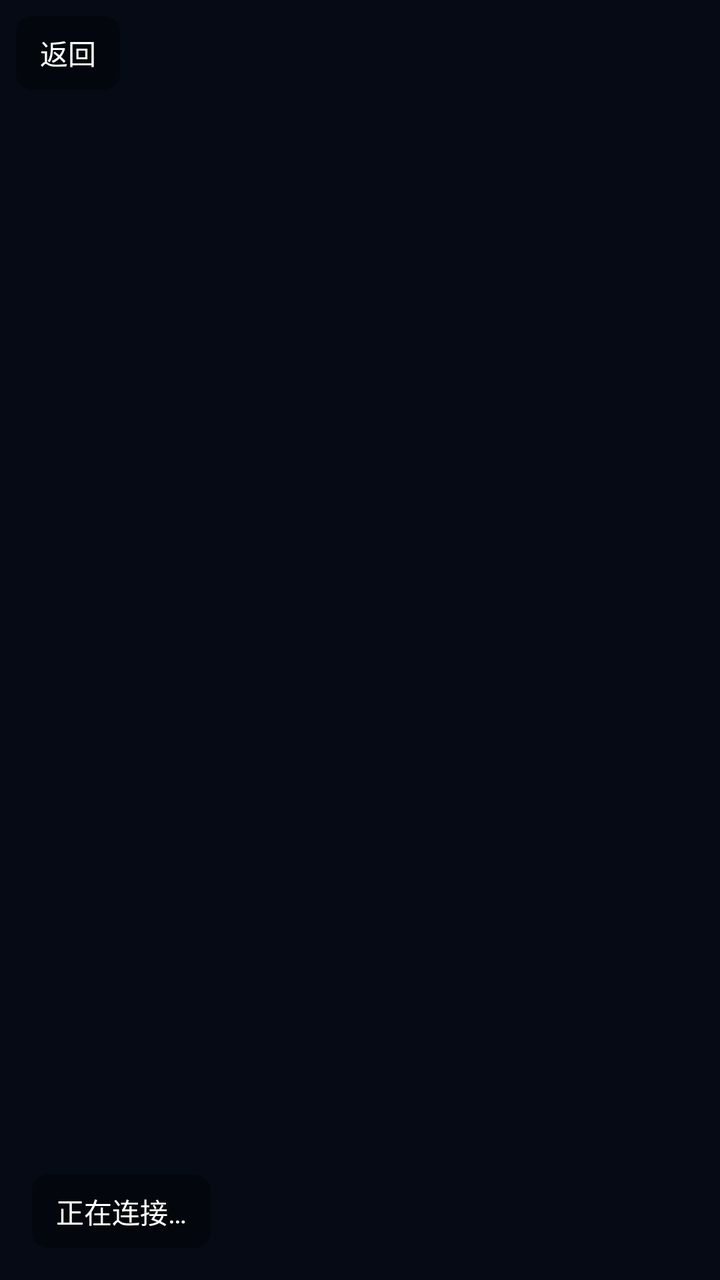
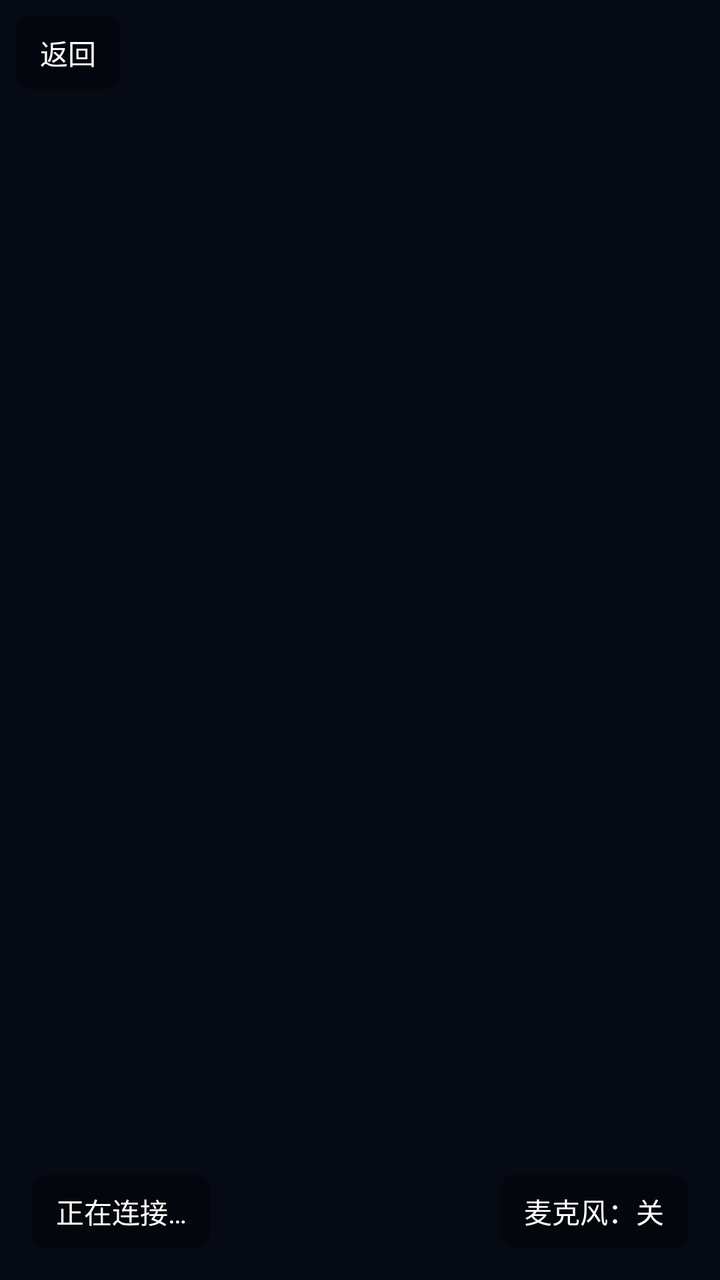

Screens rendered from an Android XML layout before and after an edit, with the pre-edit source and the edit as a unified diff.
<!-- AndroidManifest.xml: application theme Theme.RPiMqtt -->
<!-- res/layout/activity_player.xml -->
<?xml version="1.0" encoding="utf-8"?>
<androidx.constraintlayout.widget.ConstraintLayout xmlns:android="http://schemas.android.com/apk/res/android"
    xmlns:app="http://schemas.android.com/apk/res-auto"
    android:layout_width="match_parent"
    android:layout_height="match_parent"
    android:background="@color/screen_bg_top">

    <org.webrtc.SurfaceViewRenderer
        android:id="@+id/remoteRenderer"
        android:layout_width="0dp"
        android:layout_height="0dp"
        app:layout_constraintDimensionRatio="4:3"
        app:layout_constraintBottom_toBottomOf="parent"
        app:layout_constraintEnd_toEndOf="parent"
        app:layout_constraintStart_toStartOf="parent"
        app:layout_constraintTop_toTopOf="parent" />

    <View
        android:id="@+id/firstFrameMask"
        android:layout_width="0dp"
        android:layout_height="0dp"
        android:background="@color/screen_bg_top"
        app:layout_constraintBottom_toBottomOf="parent"
        app:layout_constraintEnd_toEndOf="parent"
        app:layout_constraintStart_toStartOf="parent"
        app:layout_constraintTop_toTopOf="parent" />

    
    <TextView
        android:id="@+id/backButton"
        android:layout_width="wrap_content"
        android:layout_height="wrap_content"
        android:layout_margin="8dp"
        android:background="@drawable/bg_overlay_scrim"
        android:gravity="center"
        android:paddingHorizontal="12dp"
        android:paddingVertical="8dp"
        android:text="@string/back"
        android:textColor="@color/white"
        android:textSize="14sp"
        app:layout_constraintStart_toStartOf="parent"
        app:layout_constraintTop_toTopOf="parent" />

    
    <Spinner
        android:id="@+id/spinnerCamera"
        android:layout_width="wrap_content"
        android:layout_height="wrap_content"
        android:layout_margin="8dp"
        android:background="@drawable/bg_overlay_scrim"
        android:paddingHorizontal="12dp"
        android:paddingVertical="8dp"
        android:popupBackground="@drawable/bg_popup_dark"
        android:dropDownVerticalOffset="6dp"
        app:layout_constraintEnd_toEndOf="parent"
        app:layout_constraintTop_toTopOf="parent" />

    
    <TextView
        android:id="@+id/statusText"
        android:layout_width="wrap_content"
        android:layout_height="wrap_content"
        android:layout_margin="16dp"
        android:background="@drawable/bg_overlay_scrim"
        android:gravity="center"
        android:paddingHorizontal="12dp"
        android:paddingVertical="8dp"
        android:text="正在连接…"
        android:textColor="@color/white"
        android:textSize="14sp"
        app:layout_constraintBottom_toBottomOf="parent"
        app:layout_constraintStart_toStartOf="parent" />

</androidx.constraintlayout.widget.ConstraintLayout>
<!-- resources referenced by this layout -->
<resources>
  <color name="screen_bg_top">#050A14</color>
  <color name="white">#FFFFFFFF</color>
  <!-- drawable bg_overlay_scrim (drawable) -->
  <?xml version="1.0" encoding="utf-8"?>
  <shape xmlns:android="http://schemas.android.com/apk/res/android"
      android:shape="rectangle">
      <solid android:color="#66000000" />
      <corners android:radius="8dp" />
  </shape>
  <!-- drawable bg_popup_dark (drawable) -->
  <?xml version="1.0" encoding="utf-8"?>
  <shape xmlns:android="http://schemas.android.com/apk/res/android"
      android:shape="rectangle">
      <solid android:color="@color/card_bg" />
      <corners android:radius="10dp" />
      <stroke
          android:width="1dp"
          android:color="@color/card_stroke" />
  </shape>
  <string name="back">返回</string>
  <color name="card_bg">#131F36</color>
  <color name="card_stroke">#28405F</color>
  <color name="brand_primary">#38BDF8</color>
  <color name="brand_primary_dark">#0EA5E9</color>
  <color name="on_accent">#04121F</color>
  <color name="brand_accent">#2DD4BF</color>
  <color name="screen_bg">#080E1C</color>
  <color name="text_primary">#EAF1FF</color>
  <color name="text_secondary">#95A6C4</color>
  <color name="state_error">#F87171</color>
  <color name="text_hint">#5D6D8A</color>
  <style name="ThemeOverlay.RPiMqtt.Dialog" parent="ThemeOverlay.MaterialComponents.Dark">
          <item name="colorSurface">@color/card_bg</item>
          <item name="colorOnSurface">@color/text_primary</item>
          <item name="colorPrimary">@color/brand_primary</item>
          <item name="colorOnPrimary">@color/on_accent</item>
          <item name="colorOutline">@color/card_stroke</item>
      </style>
  <!-- drawable bg_screen (drawable) -->
  <?xml version="1.0" encoding="utf-8"?>
  <shape xmlns:android="http://schemas.android.com/apk/res/android"
      android:shape="rectangle">
      <gradient
          android:angle="270"
          android:startColor="@color/screen_bg_top"
          android:centerColor="@color/screen_bg"
          android:endColor="@color/screen_bg_bottom"
          android:type="linear" />
  </shape>
  <color name="screen_bg_bottom">#0F1D33</color>
  <!-- unchanged entries left out for length: 1 -->
</resources>

<!-- the commit's change to res/layout/activity_player.xml (unified diff, before → after) -->
@@ -71,4 +71,20 @@
         app:layout_constraintBottom_toBottomOf="parent"
         app:layout_constraintStart_toStartOf="parent" />
 
+    
+    <TextView
+        android:id="@+id/micButton"
+        android:layout_width="wrap_content"
+        android:layout_height="wrap_content"
+        android:layout_margin="16dp"
+        android:background="@drawable/bg_overlay_scrim"
+        android:gravity="center"
+        android:paddingHorizontal="12dp"
+        android:paddingVertical="8dp"
+        android:text="@string/mic_off"
+        android:textColor="@color/white"
+        android:textSize="14sp"
+        app:layout_constraintBottom_toBottomOf="parent"
+        app:layout_constraintEnd_toEndOf="parent" />
+
 </androidx.constraintlayout.widget.ConstraintLayout>
<!-- resource entries referenced after the edit -->
@@ -20,6 +20,7 @@
           android:color="@color/card_stroke" />
   </shape>
   <string name="back">返回</string>
+  <string name="mic_off">麦克风：关</string>
   <color name="card_bg">#131F36</color>
   <color name="card_stroke">#28405F</color>
   <color name="brand_primary">#38BDF8</color>
